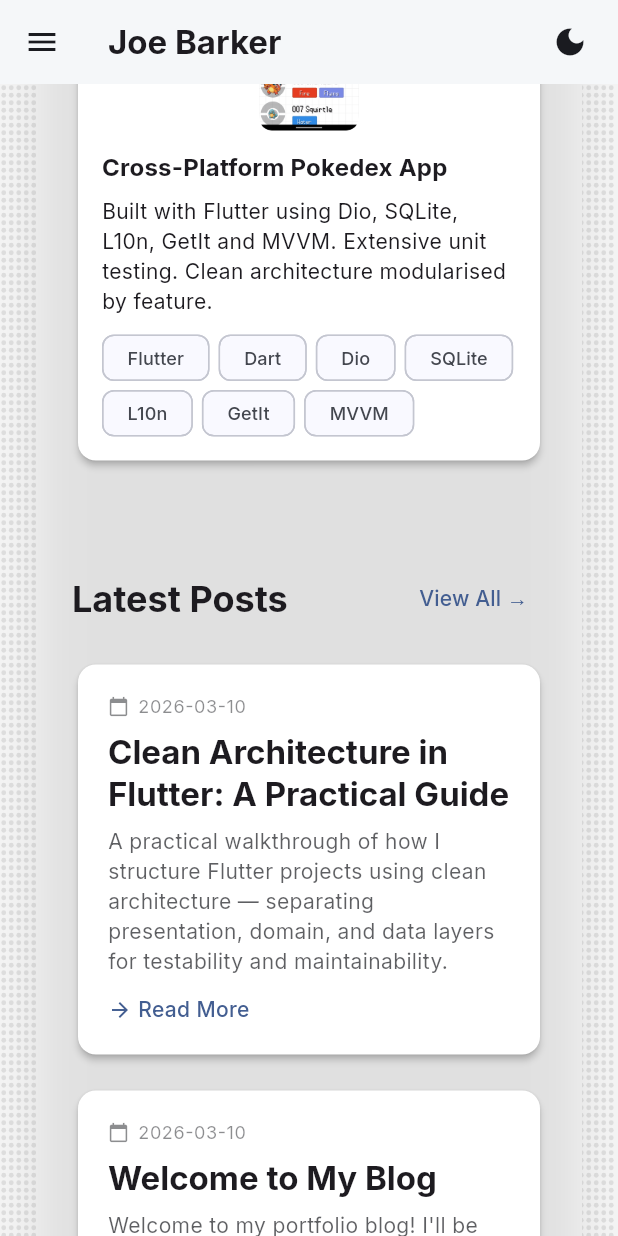
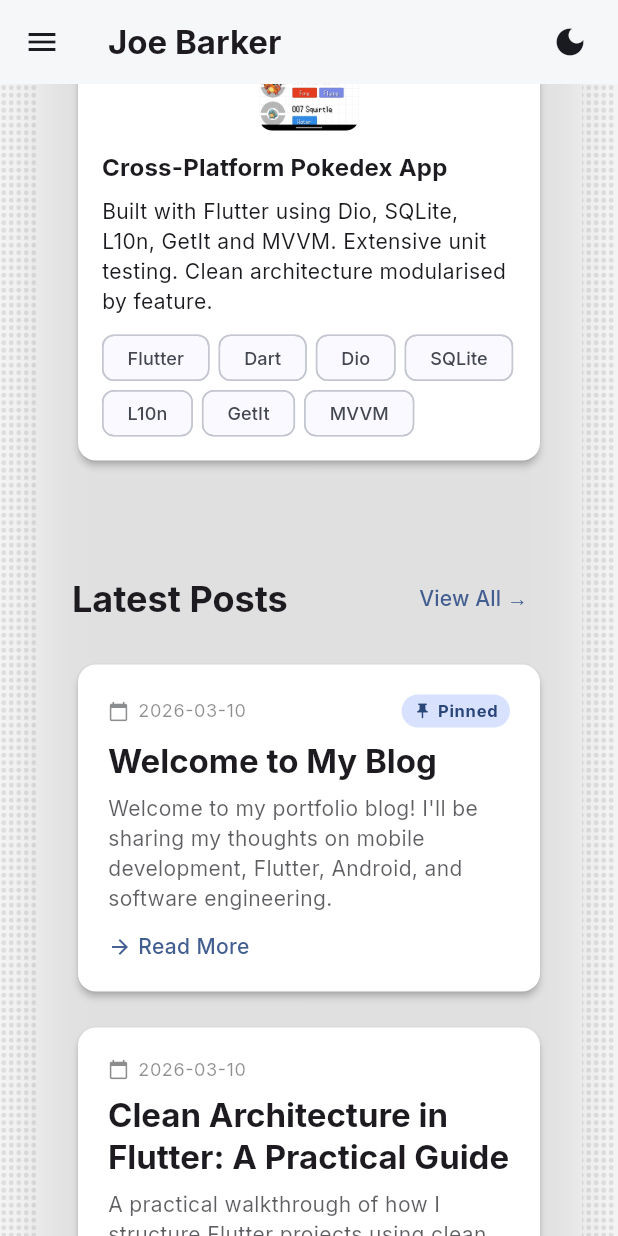
Before and after one commit to JoeGeC/portfolio, a Flutter app: the screen it shows after launch, scrolled down 1152 dp, on a phone screen of 412 x 824 dp. Run offline on Flutter 3.47's test engine with Material 3 defaults, Android fonts, the phone set to English and light mode, and no system bars; our stand-ins replace flutter_markdown, go_router, google_fonts, shared_preferences.

Commit message:
pinning blog posts

```diff
--- a/assets/blog/blog_index.json
+++ b/assets/blog/blog_index.json
@@ -9,6 +9,7 @@
     "title": "Welcome to My Blog",
     "slug": "welcome",
     "date": "2026-03-10",
-    "excerpt": "Welcome to my portfolio blog! I'll be sharing my thoughts on mobile development, Flutter, Android, and software engineering."
+    "excerpt": "Welcome to my portfolio blog! I'll be sharing my thoughts on mobile development, Flutter, Android, and software engineering.",
+    "sticky": true
   }
 ]
--- a/lib/blog/blog_loader.dart
+++ b/lib/blog/blog_loader.dart
@@ -10,7 +10,10 @@ class BlogLoader {
     final posts = jsonList
         .map((e) => BlogPost.fromJson(e as Map<String, dynamic>))
         .toList();
-    posts.sort((a, b) => b.date.compareTo(a.date));
+    posts.sort((a, b) {
+      if (a.sticky != b.sticky) return a.sticky ? -1 : 1;
+      return b.date.compareTo(a.date);
+    });
     return posts;
   }
 
--- a/lib/blog/blog_post.dart
+++ b/lib/blog/blog_post.dart
@@ -5,12 +5,14 @@ class BlogPost {
   final String slug;
   final DateTime date;
   final String excerpt;
+  final bool sticky;
 
   const BlogPost({
     required this.title,
     required this.slug,
     required this.date,
     required this.excerpt,
+    this.sticky = false,
   });
 
   String get assetPath => '${AppAssets.blogAssetPrefix}$slug.md';
@@ -23,5 +25,6 @@ class BlogPost {
         slug: json['slug'] as String,
         date: DateTime.parse(json['date'] as String),
         excerpt: json['excerpt'] as String,
+        sticky: json['sticky'] as bool? ?? false,
       );
 }
--- a/lib/l10n/app_en.arb
+++ b/lib/l10n/app_en.arb
@@ -72,6 +72,9 @@
   "latestPosts": "Latest Posts",
   "@latestPosts": { "description": "Heading for the latest blog posts section on the home page" },
 
+  "pinned": "Pinned",
+  "@pinned": { "description": "Badge label shown on sticky/pinned blog post cards" },
+
   "failedToLoadPost": "Failed to load post: {error}",
   "@failedToLoadPost": {
     "description": "Error message shown when a blog post fails to load",
--- a/lib/l10n/app_localizations.dart
+++ b/lib/l10n/app_localizations.dart
@@ -226,6 +226,12 @@ abstract class AppLocalizations {
   /// **'Latest Posts'**
   String get latestPosts;
 
+  /// Badge label shown on sticky/pinned blog post cards
+  ///
+  /// In en, this message translates to:
+  /// **'Pinned'**
+  String get pinned;
+
   /// Error message shown when a blog post fails to load
   ///
   /// In en, this message translates to:
--- a/lib/l10n/app_localizations_en.dart
+++ b/lib/l10n/app_localizations_en.dart
@@ -79,6 +79,9 @@ class AppLocalizationsEn extends AppLocalizations {
   String get latestPosts => 'Latest Posts';
 
   @override
+  String get pinned => 'Pinned';
+
+  @override
   String failedToLoadPost(String error) {
     return 'Failed to load post: $error';
   }
--- a/lib/widgets/blog_post_card.dart
+++ b/lib/widgets/blog_post_card.dart
@@ -22,7 +22,7 @@ class BlogPostCard extends StatelessWidget {
           child: Column(
             crossAxisAlignment: CrossAxisAlignment.start,
             children: [
-              PostDateRow(formattedDate: post.formattedDate),
+              _CardHeader(post: post),
               const SizedBox(height: 8),
               Text(
                 post.title,
@@ -47,6 +47,51 @@ class BlogPostCard extends StatelessWidget {
   }
 }
 
+class _CardHeader extends StatelessWidget {
+  final BlogPost post;
+
+  const _CardHeader({required this.post});
+
+  @override
+  Widget build(BuildContext context) => Row(
+        children: [
+          PostDateRow(formattedDate: post.formattedDate),
+          if (post.sticky) ...[
+            const Spacer(),
+            _StickyBadge(),
+          ],
+        ],
+      );
+}
+
+class _StickyBadge extends StatelessWidget {
+  @override
+  Widget build(BuildContext context) {
+    final theme = Theme.of(context);
+    return Container(
+      padding: const EdgeInsets.symmetric(horizontal: 8, vertical: 3),
+      decoration: BoxDecoration(
+        color: theme.colorScheme.primaryContainer,
+        borderRadius: BorderRadius.circular(12),
+      ),
+      child: Row(
+        mainAxisSize: MainAxisSize.min,
+        children: [
+          Icon(Icons.push_pin, size: 12, color: theme.colorScheme.onPrimaryContainer),
+          const SizedBox(width: 4),
+          Text(
+            context.l10n.pinned,
+            style: theme.textTheme.labelSmall?.copyWith(
+              color: theme.colorScheme.onPrimaryContainer,
+              fontWeight: FontWeight.bold,
+            ),
+          ),
+        ],
+      ),
+    );
+  }
+}
+
 class _ReadMoreLink extends StatelessWidget {
   @override
   Widget build(BuildContext context) {
```
